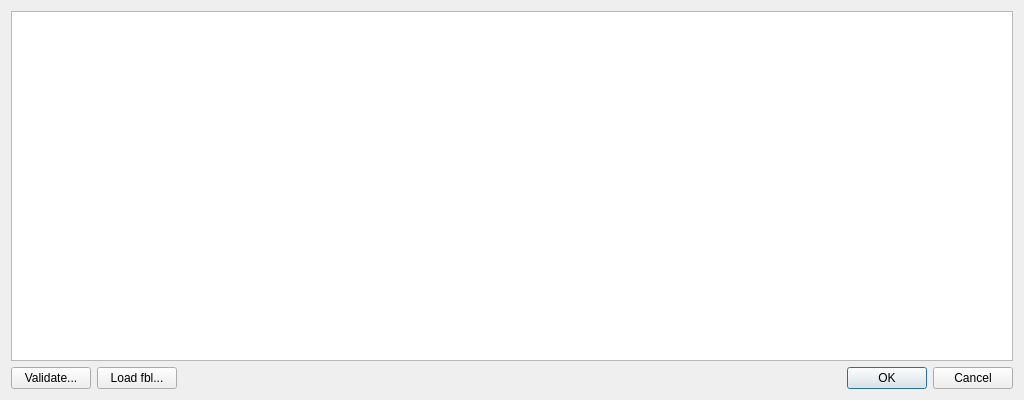
Before: the Qt Designer form u7/DialogAfbProperties.ui in whiteman-kr/u7set, drawn with Qt 5.
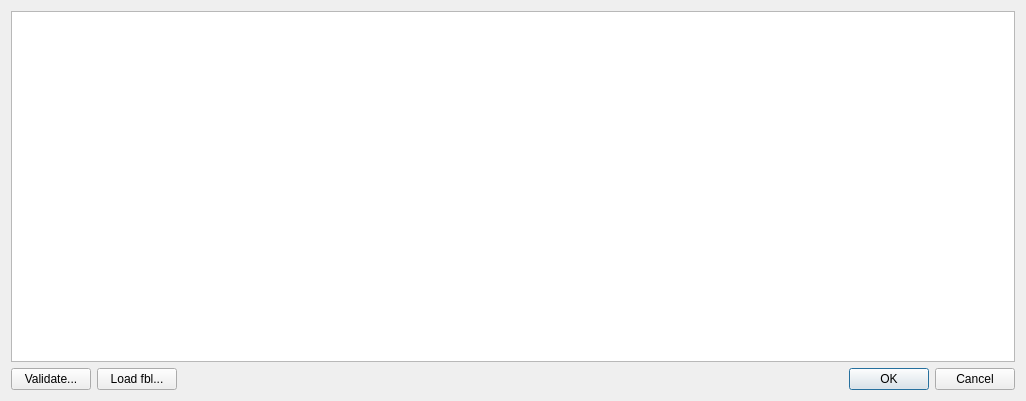
After: the same form once the commit is applied.

Diff of the .ui file:
```diff
--- a/u7/DialogAfbProperties.ui
+++ b/u7/DialogAfbProperties.ui
@@ -6,8 +6,8 @@
    <rect>
     <x>0</x>
     <y>0</y>
-    <width>1024</width>
-    <height>400</height>
+    <width>1026</width>
+    <height>401</height>
    </rect>
   </property>
   <property name="windowTitle">
```
